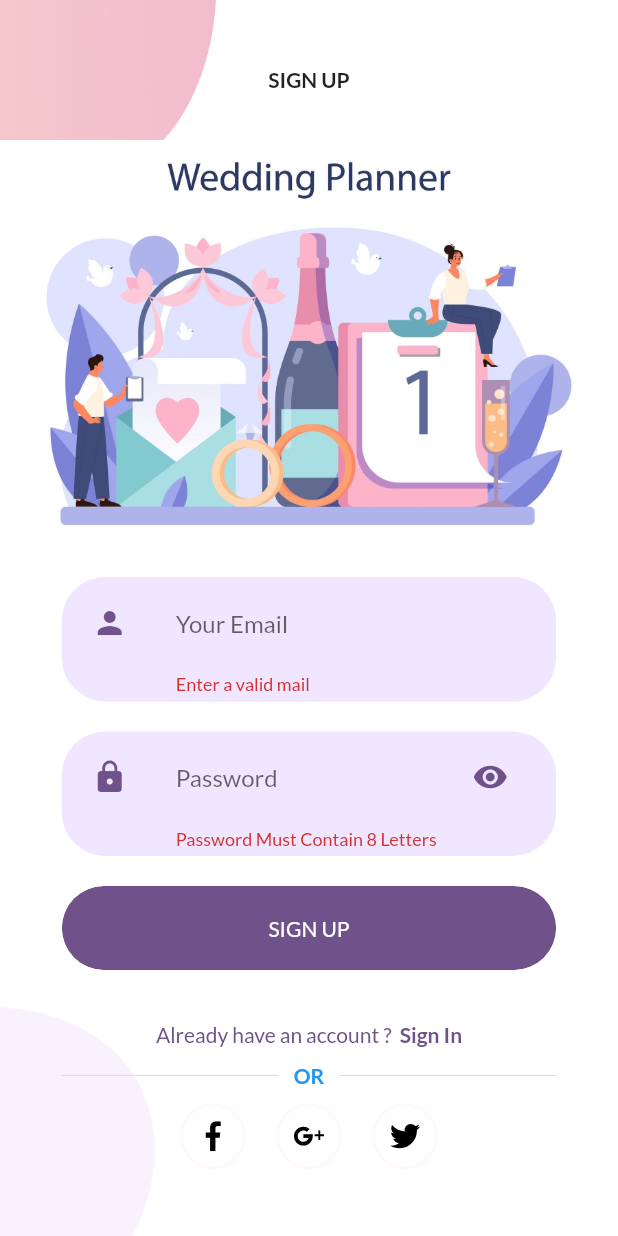
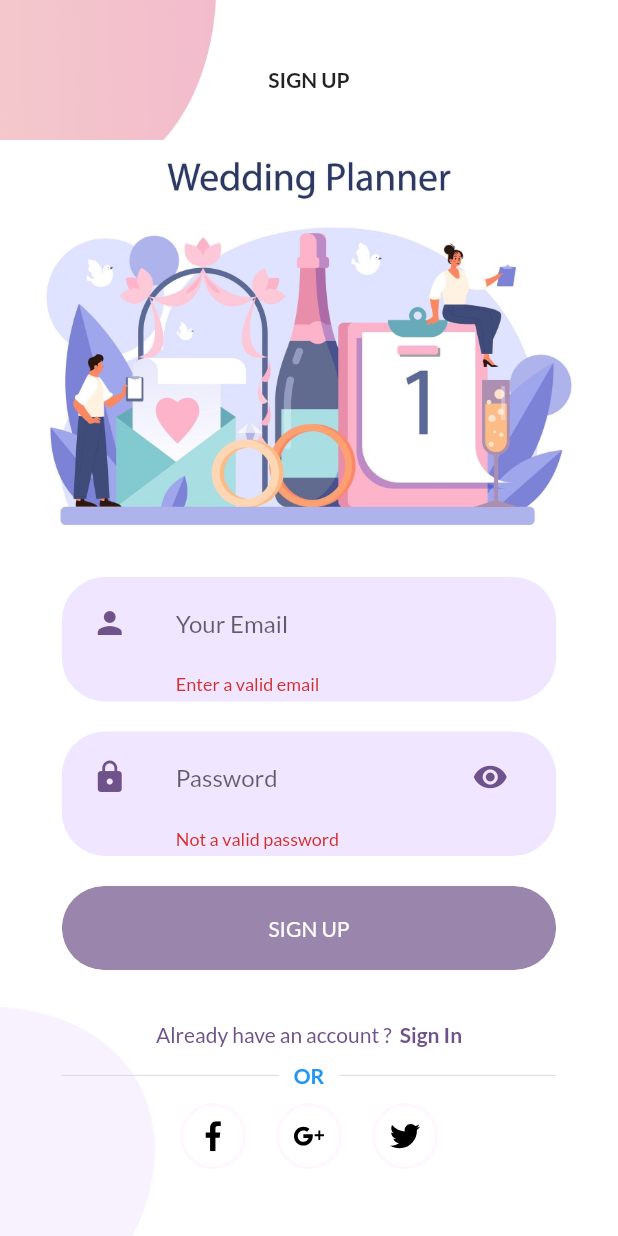
Before and after one commit to MohamedAboElM3aTy/wed_plan_project, a Flutter app: the SignUp screen opened by its route, after a tap on "SIGN UP", on a phone screen of 412 x 824 dp. Run offline on Flutter 3.47's test engine with Material 2 defaults, Android fonts, the phone set to English and light mode, and no system bars; our stand-ins replace firebase_auth, firebase_core, flutter_svg, google_fonts, persistent_bottom_nav_bar_v2, transparent_image; accounts and stored records are empty.

Commit message:
Adding constraints to the password and userName

```diff
--- a/lib/views/pages/signUp/body.dart
+++ b/lib/views/pages/signUp/body.dart
@@ -3,12 +3,13 @@ import 'package:flutter/material.dart';
 import 'package:wed_plan_project/utilities/routes.dart';
 import 'package:wed_plan_project/views/pages/signUp/background.dart';
 import 'package:wed_plan_project/views/pages/signUp/or_divider.dart';
-import 'package:wed_plan_project/views/pages/signUp/social_icon.dart';
 import 'package:wed_plan_project/views/widgets/have_account.dart';
 import 'package:wed_plan_project/views/widgets/rounded_button.dart';
 import 'package:wed_plan_project/views/widgets/rounded_inputField.dart';
 import 'package:wed_plan_project/views/widgets/rounded_passwordField.dart';
 import 'package:wed_plan_project/services/auth.dart';
+import 'package:wed_plan_project/views/widgets/build_row.dart';
+import 'package:wed_plan_project/views/widgets/validation.dart';
 
 class Body extends StatefulWidget {
   final Widget child;
@@ -46,25 +47,40 @@ class _BodyState extends State<Body> {
               ),
               RoundedInputField(
                 changed: (value) => _email = value,
-                validator: (value) =>
-                    value!.isEmpty ? 'Enter a valid mail' : null,
+                validator: (value) {
+                  final emailRegex = RegExp(
+                      r'^[a-zA-Z0-9._%+-]+@[a-zA-Z0-9.-]+\.[a-zA-Z]{2,}$');
+                  if (value!.isEmpty || !emailRegex.hasMatch(value)) {
+                    return 'Enter a valid email';
+                  }
+                  return null;
+                },
                 hintText: 'Your Email',
               ),
               RoundedPasswordField(
                 onTap: (value) => _passWord = value,
-                validator: (value) => value!.isEmpty || value.length < 8
-                    ? 'Password Must Contain 8 Letters '
-                    : null,
+                validator: (value) {
+                  final passwordRegex =
+                      RegExp(r'^(?=.*?[A-Z])(?=.*?[a-z])(?=.*?[0-9]).{8,}$');
+                  if (value!.isEmpty ||
+                      value.length < 8 ||
+                      !passwordRegex.hasMatch(value)) {
+                    return 'Not a valid password';
+                  }
+                  return null;
+                },
               ),
               RoundedButton(
-                color: Theme.of(context).primaryColor,
+                color: Theme.of(context).primaryColor.withOpacity(0.7),
                 text: 'SIGN UP',
                 press: () async {
                   if (_formKey.currentState!.validate()) {
                     await authBase.registerWithEmailAndPassword(
-                        _email, _passWord);
+                      _email,
+                      _passWord,
+                    );
                     Navigator.of(context)
-                        .pushReplacementNamed(AppRoutes.categoriesScreen);
+                        .pushReplacementNamed(AppRoutes.bottomNavBar);
                   }
                 },
               ),
@@ -75,23 +91,7 @@ class _BodyState extends State<Body> {
                     Navigator.of(context).pushNamed(AppRoutes.loginPage),
               ),
               OrDivider(),
-              Row(
-                mainAxisAlignment: MainAxisAlignment.center,
-                children: [
-                  SocialIcon(
-                    iconSource: 'assets/icons/facebook.svg',
-                    press: () {},
-                  ),
-                  SocialIcon(
-                    iconSource: 'assets/icons/google-plus.svg',
-                    press: () {},
-                  ),
-                  SocialIcon(
-                    iconSource: 'assets/icons/twitter.svg',
-                    press: () {},
-                  ),
-                ],
-              ),
+              buildRow(),
             ],
           ),
         ),
```
Also changed, not shown: lib/views/pages/signIn/body.dart (+42 -10 lines).
